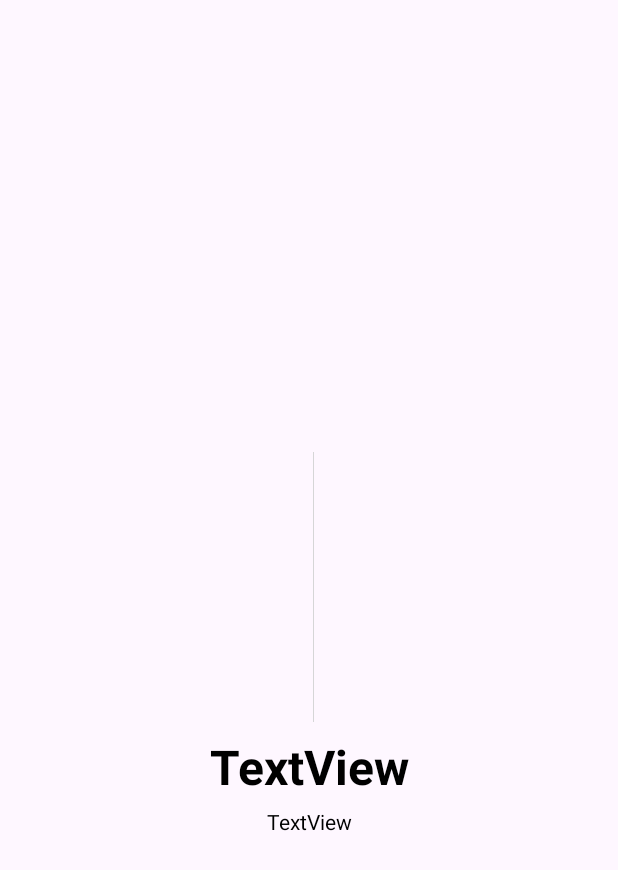
After one commit to hmzi67/Secure-Zone, an Android app: the layout layout_screen.xml on its own in the app's theme, with its tools: preview values and no code run, on a phone screen of 412 x 824 dp. The commit adds this screen. Shown: the top 870 px of the screen. Run offline under Robolectric (Android 15) with nearby library versions, the phone set to English and light mode, and no system bars.

Commit message:
Hamza: Intro Screens added with shared preference

```diff
--- a/app/src/main/java/io/github/hmzi67/securezone/Activities/MainActivity.java
+++ b/app/src/main/java/io/github/hmzi67/securezone/Activities/MainActivity.java
@@ -30,7 +30,7 @@ public class MainActivity extends AppCompatActivity {
 
     private void init() {
         binding.testBtn.setOnClickListener(view -> {
-            startActivity(new Intent(MainActivity.this, LoginActivity.class));
+            startActivity(new Intent(MainActivity.this, IntroScreenActivity.class));
 //            ProgressStatus ps = new ProgressStatus(this);
 //            ps.setTitle("Testing");
 //            ps.setCanceledOnTouchOutside(true);
--- /dev/null
+++ b/app/src/main/res/drawable/ic_next.xml
@@ -0,0 +1,5 @@
+<vector xmlns:android="http://schemas.android.com/apk/res/android" android:autoMirrored="true" android:height="24dp" android:tint="#000000" android:viewportHeight="24" android:viewportWidth="24" android:width="24dp">
+
+    <path android:fillColor="@android:color/white" android:pathData="M10,6L8.59,7.41 13.17,12l-4.58,4.59L10,18l6,-6z"/>
+
+</vector>
--- /dev/null
+++ b/app/src/main/res/layout/layout_screen.xml
@@ -0,0 +1,59 @@
+<?xml version="1.0" encoding="utf-8"?>
+<androidx.constraintlayout.widget.ConstraintLayout xmlns:android="http://schemas.android.com/apk/res/android"
+    xmlns:app="http://schemas.android.com/apk/res-auto"
+    xmlns:tools="http://schemas.android.com/tools"
+    android:layout_width="match_parent"
+    android:layout_height="match_parent"
+    >
+
+    <androidx.constraintlayout.widget.Guideline
+        android:id="@+id/guideline"
+        android:layout_width="wrap_content"
+        android:layout_height="wrap_content"
+        android:orientation="horizontal"
+        app:layout_constraintGuide_percent="0.62" />
+
+    <TextView
+        android:id="@+id/intro_title"
+        android:layout_width="wrap_content"
+        android:layout_height="wrap_content"
+        android:layout_marginStart="32dp"
+        android:layout_marginEnd="32dp"
+        android:text="TextView"
+        android:textColor="@color/black"
+        android:textSize="32sp"
+        android:textStyle="bold"
+        app:layout_constraintBottom_toTopOf="@+id/guideline"
+        app:layout_constraintEnd_toEndOf="parent"
+        app:layout_constraintStart_toStartOf="parent"
+        app:layout_constraintTop_toTopOf="@+id/guideline" />
+
+    <TextView
+        android:id="@+id/intro_description"
+        android:layout_width="wrap_content"
+        android:layout_height="wrap_content"
+        android:layout_marginStart="32dp"
+        android:layout_marginEnd="32dp"
+        android:justificationMode="inter_word"
+        android:paddingRight="20sp"
+        android:paddingLeft="20sp"
+        android:text="TextView"
+        android:textAlignment="center"
+        android:textColor="@color/black"
+        app:layout_constraintBottom_toBottomOf="parent"
+        app:layout_constraintEnd_toEndOf="parent"
+        app:layout_constraintStart_toStartOf="parent"
+        app:layout_constraintTop_toBottomOf="@+id/intro_title"
+        app:layout_constraintVertical_bias="0.01999998" />
+
+    <ImageView
+        android:id="@+id/intro_img"
+        android:layout_width="wrap_content"
+        android:layout_height="180dp"
+        android:layout_marginBottom="8dp"
+        app:layout_constraintBottom_toTopOf="@+id/intro_title"
+        app:layout_constraintEnd_toEndOf="parent"
+        app:layout_constraintHorizontal_bias="0.508"
+        app:layout_constraintStart_toStartOf="parent"
+        tools:srcCompat="@tools:sample/avatars" />
+</androidx.constraintlayout.widget.ConstraintLayout>
```
Also changed, not shown: app/src/main/java/io/github/hmzi67/securezone/Activities/IntroScreenActivity.java (added, +139 -0 lines), app/src/main/java/io/github/hmzi67/securezone/Adapters/IntroViewPageAdapter.java (added, +64 -0 lines), app/src/main/java/io/github/hmzi67/securezone/Modals/ScreenItem.java (added, +37 -0 lines), app/src/main/res/drawable/indicator_default.xml (added, +13 -0 lines), app/src/main/res/drawable/indicator_selected.xml (added, +13 -0 lines), app/src/main/res/drawable/indicator_selector.xml (added, +9 -0 lines), app/src/main/res/layout/activity_intro_screen.xml (added, +67 -0 lines).
